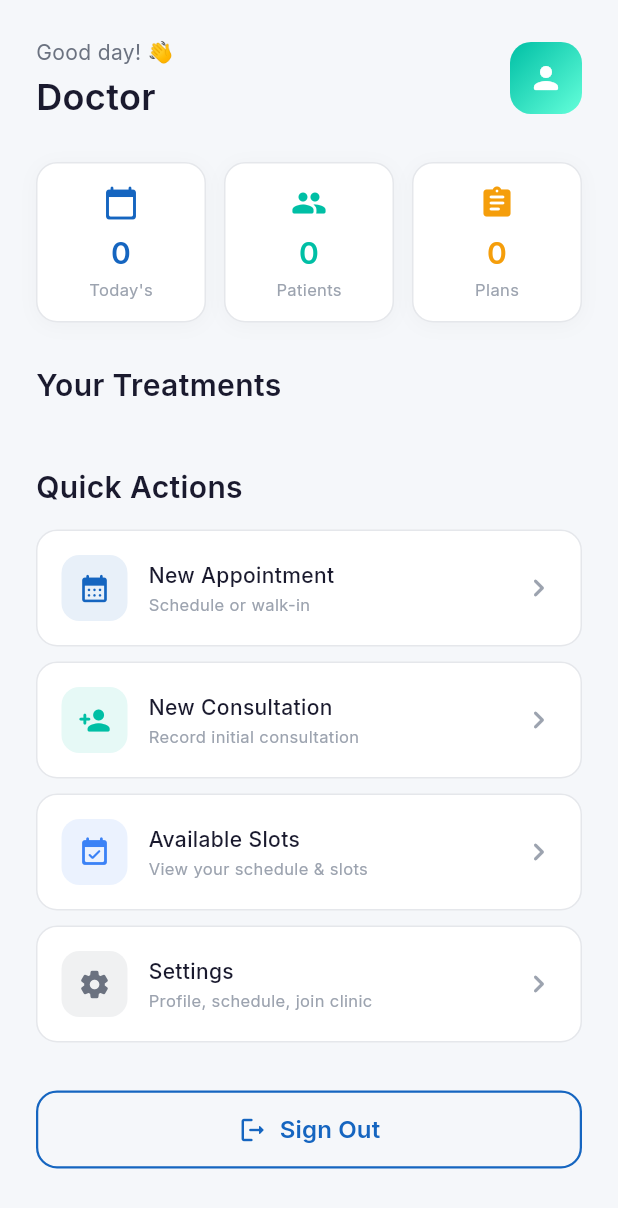
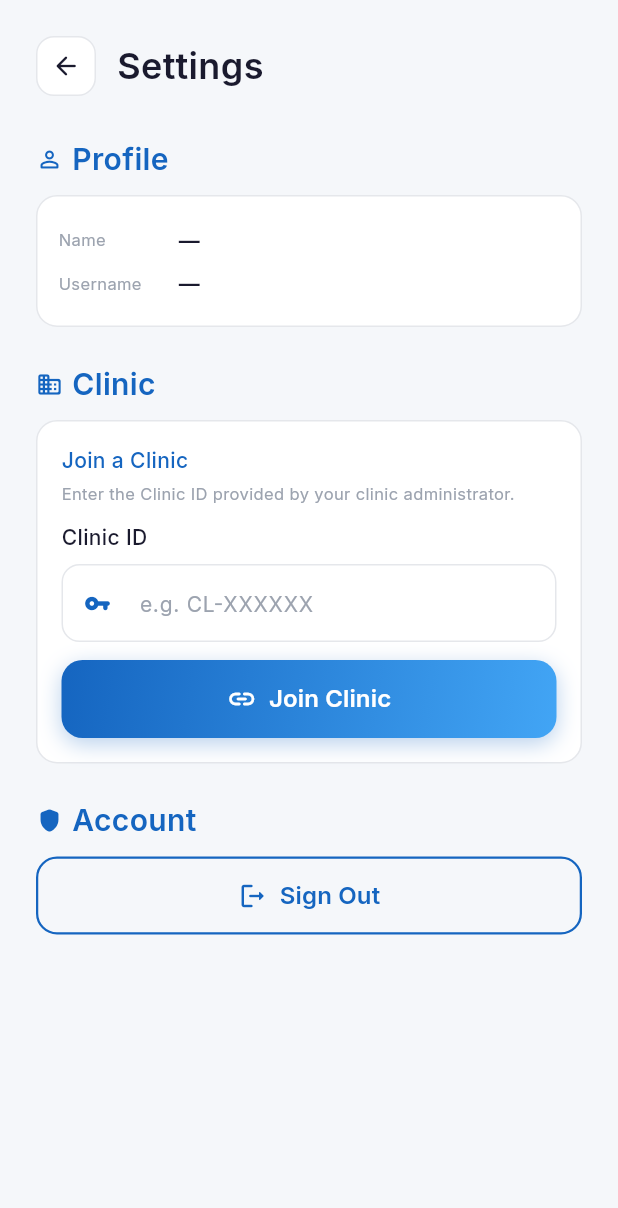
Before and after one commit to Migal-Arunadann/Needil, a Flutter app: the DoctorDashboardScreen screen opened directly, after a tap on "Settings", on a phone screen of 412 x 824 dp. Shown: the top 1208 px of the screen. Run offline on Flutter 3.47's test engine with Material 3 defaults, Android fonts, the phone set to English and light mode, and no system bars; our stand-ins replace flutter_riverpod, flutter_secure_storage, google_fonts, image_picker, pocketbase; accounts and stored records are empty.

Commit message:
Phase 5: Data Sharing & Settings - Settings screen with profile info, join/leave clinic flow - Join clinic by entering Clinic ID code, leave with confirm dialog - Data sharing toggles (past/future patients) with save to PocketBase - Settings route added, doctor dashboard wired - Sign out from settings

```diff
--- a/lib/core/router/app_router.dart
+++ b/lib/core/router/app_router.dart
@@ -17,6 +17,7 @@ import '../../features/treatments/screens/record_session_screen.dart';
 import '../../features/treatments/models/treatment_plan_model.dart';
 import '../../features/treatments/models/session_model.dart';
 import '../../features/scheduling/screens/available_slots_screen.dart';
+import '../../features/settings/screens/settings_screen.dart';
 
 /// Named route generator for the app.
 Route<dynamic>? generateRoute(RouteSettings settings) {
@@ -87,6 +88,9 @@ Route<dynamic>? generateRoute(RouteSettings settings) {
     case '/available-slots':
       return _slide(const AvailableSlotsScreen(), settings);
 
+    case '/settings':
+      return _slide(const SettingsScreen(), settings);
+
     default:
       return _fade(const LoginScreen(), settings);
   }
--- a/lib/features/dashboard/screens/doctor_dashboard_screen.dart
+++ b/lib/features/dashboard/screens/doctor_dashboard_screen.dart
@@ -150,7 +150,7 @@ class DoctorDashboardScreen extends ConsumerWidget {
                 title: 'Settings',
                 subtitle: 'Profile, schedule, join clinic',
                 color: AppColors.textSecondary,
-                onTap: () {},
+                onTap: () => Navigator.pushNamed(context, '/settings'),
               ),
               const SizedBox(height: 32),
 
--- /dev/null
+++ b/lib/features/settings/screens/settings_screen.dart
@@ -0,0 +1,476 @@
+import 'package:flutter/material.dart';
+import 'package:flutter/services.dart';
+import 'package:flutter_riverpod/flutter_riverpod.dart';
+import '../../../core/constants/app_colors.dart';
+import '../../../core/constants/app_text_styles.dart';
+import '../../../core/widgets/app_button.dart';
+import '../../../core/widgets/app_text_field.dart';
+import '../../../core/providers/pocketbase_provider.dart';
+import '../../../core/constants/pb_collections.dart';
+import '../../auth/providers/auth_provider.dart';
+
+class SettingsScreen extends ConsumerStatefulWidget {
+  const SettingsScreen({super.key});
+
+  @override
+  ConsumerState<SettingsScreen> createState() => _SettingsScreenState();
+}
+
+class _SettingsScreenState extends ConsumerState<SettingsScreen> {
+  bool _isJoining = false;
+  bool _isSaving = false;
+  final _clinicIdCtrl = TextEditingController();
+
+  // Data sharing preferences
+  late bool _sharePast;
+  late bool _shareFuture;
+
+  @override
+  void initState() {
+    super.initState();
+    final doctor = ref.read(authProvider).doctor;
+    _sharePast = doctor?.sharePastPatients ?? false;
+    _shareFuture = doctor?.shareFuturePatients ?? false;
+  }
+
+  @override
+  void dispose() {
+    _clinicIdCtrl.dispose();
+    super.dispose();
+  }
+
+  Future<void> _joinClinic() async {
+    final clinicCode = _clinicIdCtrl.text.trim();
+    if (clinicCode.isEmpty) {
+      _showError('Please enter a Clinic ID');
+      return;
+    }
+
+    setState(() => _isJoining = true);
+
+    try {
+      final pb = ref.read(pocketbaseProvider);
+      final auth = ref.read(authProvider);
+
+      // Find clinic by clinic_id code
+      final clinics = await pb.collection(PBCollections.clinics).getList(
+        filter: 'clinic_id = "$clinicCode"',
+      );
+
+      if (clinics.items.isEmpty) {
+        _showError('No clinic found with ID: $clinicCode');
+        setState(() => _isJoining = false);
+        return;
+      }
+
+      final clinicRecord = clinics.items.first;
+
+      // Update doctor record to link to clinic
+      await pb.collection(PBCollections.doctors).update(
+        auth.userId!,
+        body: {'clinic': clinicRecord.id},
+      );
+
+      if (mounted) {
+        ScaffoldMessenger.of(context).showSnackBar(
+          SnackBar(
+            content: Text('Joined ${clinicRecord.getStringValue('name')}!'),
+            backgroundColor: AppColors.success,
+            behavior: SnackBarBehavior.floating,
+            shape: RoundedRectangleBorder(
+                borderRadius: BorderRadius.circular(10)),
+          ),
+        );
+        _clinicIdCtrl.clear();
+
+        // Refresh auth state
+        ref.read(authProvider.notifier).restoreSession();
+      }
+    } catch (e) {
+      _showError('Failed to join clinic: $e');
+    } finally {
+      if (mounted) setState(() => _isJoining = false);
+    }
+  }
+
+  Future<void> _leaveClinic() async {
+    final confirm = await showDialog<bool>(
+      context: context,
+      builder: (ctx) => AlertDialog(
+        shape: RoundedRectangleBorder(borderRadius: BorderRadius.circular(16)),
+        title: const Text('Leave Clinic?'),
+        content: const Text(
+            'You will no longer be associated with this clinic. Your patient data sharing settings will be preserved.'),
+        actions: [
+          TextButton(
+              onPressed: () => Navigator.pop(ctx, false),
+              child: const Text('Cancel')),
+          TextButton(
+            onPressed: () => Navigator.pop(ctx, true),
+            child: const Text('Leave',
+                style: TextStyle(color: AppColors.error)),
+          ),
+        ],
+      ),
+    );
+
+    if (confirm == true) {
+      try {
+        final pb = ref.read(pocketbaseProvider);
+        final auth = ref.read(authProvider);
+
+        await pb.collection(PBCollections.doctors).update(
+          auth.userId!,
+          body: {'clinic': ''},
+        );
+
+        if (mounted) {
+          ScaffoldMessenger.of(context).showSnackBar(
+            SnackBar(
+              content: const Text('Left clinic'),
+              backgroundColor: AppColors.warning,
+              behavior: SnackBarBehavior.floating,
+              shape: RoundedRectangleBorder(
+                  borderRadius: BorderRadius.circular(10)),
+            ),
+          );
+          ref.read(authProvider.notifier).restoreSession();
+        }
+      } catch (e) {
+        _showError('Failed: $e');
+      }
+    }
+  }
+
+  Future<void> _saveSharingPrefs() async {
+    setState(() => _isSaving = true);
+    try {
+      final pb = ref.read(pocketbaseProvider);
+      final auth = ref.read(authProvider);
+
+      await pb.collection(PBCollections.doctors).update(
+        auth.userId!,
+        body: {
+          'share_past_patients': _sharePast,
+          'share_future_patients': _shareFuture,
+        },
+      );
+
+      if (mounted) {
+        ScaffoldMessenger.of(context).showSnackBar(
+          SnackBar(
+            content: const Text('Sharing preferences saved'),
+            backgroundColor: AppColors.success,
+            behavior: SnackBarBehavior.floating,
+            shape: RoundedRectangleBorder(
+                borderRadius: BorderRadius.circular(10)),
+          ),
+        );
+        ref.read(authProvider.notifier).restoreSession();
+      }
+    } catch (e) {
+      _showError('Failed: $e');
+    } finally {
+      if (mounted) setState(() => _isSaving = false);
+    }
+  }
+
+  void _showError(String msg) {
+    if (mounted) {
+      ScaffoldMessenger.of(context).showSnackBar(
+        SnackBar(
+            content: Text(msg),
+            backgroundColor: AppColors.error,
+            behavior: SnackBarBehavior.floating,
+            shape: RoundedRectangleBorder(
+                borderRadius: BorderRadius.circular(10))),
+      );
+    }
+  }
+
+  @override
+  Widget build(BuildContext context) {
+    final auth = ref.watch(authProvider);
+    final doctor = auth.doctor;
+    final isInClinic =
+        doctor?.clinicId != null && doctor!.clinicId!.isNotEmpty;
+
+    return Scaffold(
+      backgroundColor: AppColors.background,
+      body: SafeArea(
+        child: SingleChildScrollView(
+          padding: const EdgeInsets.all(24),
+          child: Column(
+            crossAxisAlignment: CrossAxisAlignment.start,
+            children: [
+              // Header
+              Row(
+                children: [
+                  GestureDetector(
+                    onTap: () => Navigator.pop(context),
+                    child: Container(
+                      width: 40,
+                      height: 40,
+                      decoration: BoxDecoration(
+                        color: AppColors.surface,
+                        borderRadius: BorderRadius.circular(12),
+                        border: Border.all(color: AppColors.border),
+                      ),
+                      child: const Icon(Icons.arrow_back_rounded,
+                          size: 20, color: AppColors.textPrimary),
+                    ),
+                  ),
+                  const SizedBox(width: 14),
+                  Text('Settings', style: AppTextStyles.h2),
+                ],
+              ),
+              const SizedBox(height: 28),
+
+              // Profile Section
+              _sectionHeader('Profile', Icons.person_outline_rounded),
+              const SizedBox(height: 10),
+              _infoCard([
+                _infoRow('Name', doctor?.name ?? '—'),
+                _infoRow('Username', doctor?.username ?? '—'),
+                if (doctor?.email != null && doctor!.email!.isNotEmpty)
+                  _infoRow('Email', doctor.email!),
+              ]),
+              const SizedBox(height: 24),
+
+              // Clinic Association
+              _sectionHeader('Clinic', Icons.business_rounded),
+              const SizedBox(height: 10),
+              if (isInClinic) ...[
+                Container(
+                  padding: const EdgeInsets.all(14),
+                  decoration: BoxDecoration(
+                    color: AppColors.success.withValues(alpha: 0.06),
+                    borderRadius: BorderRadius.circular(14),
+                    border: Border.all(
+                        color: AppColors.success.withValues(alpha: 0.2)),
+                  ),
+                  child: Row(
+                    children: [
+                      Container(
+                        width: 40,
+                        height: 40,
+                        decoration: BoxDecoration(
+                          color: AppColors.success.withValues(alpha: 0.12),
+                          borderRadius: BorderRadius.circular(10),
+                        ),
+                        child: const Icon(Icons.check_circle_rounded,
+                            color: AppColors.success, size: 22),
+                      ),
+                      const SizedBox(width: 12),
+                      Expanded(
+                        child: Column(
+                          crossAxisAlignment: CrossAxisAlignment.start,
+                          children: [
+                            Text('Part of a clinic',
+                                style: AppTextStyles.label.copyWith(
+                                    color: AppColors.success)),
+                            Text('Clinic ID: ${doctor.clinicId}',
+                                style: AppTextStyles.caption),
+                          ],
+                        ),
+                      ),
+                      GestureDetector(
+                        onTap: _leaveClinic,
+                        child: Container(
+                          padding: const EdgeInsets.symmetric(
+                              horizontal: 10, vertical: 6),
+                          decoration: BoxDecoration(
+                            color: AppColors.error.withValues(alpha: 0.1),
+                            borderRadius: BorderRadius.circular(8),
+                          ),
+                          child: Text('Leave',
+                              style: AppTextStyles.caption
+                                  .copyWith(color: AppColors.error)),
+                        ),
+                      ),
+                    ],
+                  ),
+                ),
+              ] else ...[
+                Container(
+                  padding: const EdgeInsets.all(16),
+                  decoration: BoxDecoration(
+                    color: AppColors.surface,
+                    borderRadius: BorderRadius.circular(14),
+                    border: Border.all(color: AppColors.border),
+                  ),
+                  child: Column(
+                    crossAxisAlignment: CrossAxisAlignment.start,
+                    children: [
+                      Text('Join a Clinic',
+                          style: AppTextStyles.label
+                              .copyWith(color: AppColors.primary)),
+                      const SizedBox(height: 4),
+                      Text(
+                          'Enter the Clinic ID provided by your clinic administrator.',
+                          style: AppTextStyles.caption),
+                      const SizedBox(height: 12),
+                      AppTextField(
+                        controller: _clinicIdCtrl,
+                        label: 'Clinic ID',
+                        hint: 'e.g. CL-XXXXXX',
+                        prefixIcon: const Icon(Icons.vpn_key_rounded,
+                            color: AppColors.primary, size: 18),
+                      ),
+                      const SizedBox(height: 12),
+                      AppButton(
+                        label: 'Join Clinic',
+                        isLoading: _isJoining,
+                        icon: Icons.link_rounded,
+                        onPressed: _joinClinic,
+                      ),
+                    ],
+                  ),
+                ),
+              ],
+              const SizedBox(height: 24),
+
+              // Data Sharing Section
+              if (isInClinic) ...[
+                _sectionHeader(
+                    'Data Sharing', Icons.share_rounded),
+                const SizedBox(height: 6),
+                Text(
+                  'Control what patient data the clinic can access.',
+                  style: AppTextStyles.caption,
+                ),
+                const SizedBox(height: 10),
+                Container(
+                  padding: const EdgeInsets.all(4),
+                  decoration: BoxDecoration(
+                    color: AppColors.surface,
+                    borderRadius: BorderRadius.circular(14),
+                    border: Border.all(color: AppColors.border),
+                  ),
+                  child: Column(
+                    children: [
+                      _sharingToggle(
+                        title: 'Share Past Patients',
+                        subtitle:
+                            'Allow clinic to view patients you treated before joining',
+                        value: _sharePast,
+                        icon: Icons.history_rounded,
+                        onChanged: (v) => setState(() => _sharePast = v),
+                      ),
+                      Divider(height: 1, color: AppColors.border),
+                      _sharingToggle(
+                        title: 'Share Future Patients',
+                        subtitle:
+                            'Allow clinic to view patients you treat after joining',
+                        value: _shareFuture,
+                        icon: Icons.upcoming_rounded,
+                        onChanged: (v) => setState(() => _shareFuture = v),
+                      ),
+                    ],
+                  ),
+                ),
+                const SizedBox(height: 14),
+                AppButton(
+                  label: 'Save Sharing Preferences',
+                  isLoading: _isSaving,
+                  icon: Icons.save_rounded,
+                  onPressed: _saveSharingPrefs,
+                ),
+                const SizedBox(height: 24),
+              ],
+
+              // Danger zone
+              _sectionHeader('Account', Icons.shield_rounded),
+              const SizedBox(height: 10),
+              AppButton(
+                label: 'Sign Out',
+                isOutlined: true,
+                icon: Icons.logout_rounded,
+                onPressed: () {
+                  ref.read(authProvider.notifier).logout();
+                  Navigator.pushNamedAndRemoveUntil(
+                      context, '/login', (route) => false);
+                },
+              ),
+            ],
+          ),
+        ),
+      ),
+    );
+  }
+
+  Widget _sectionHeader(String title, IconData icon) {
+    return Row(
+      children: [
+        Icon(icon, size: 18, color: AppColors.primary),
+        const SizedBox(width: 6),
+        Text(title,
+            style: AppTextStyles.h3.copyWith(color: AppColors.primary)),
+      ],
+    );
+  }
+
+  Widget _infoCard(List<Widget> children) {
+    return Container(
+      padding: const EdgeInsets.all(14),
+      decoration: BoxDecoration(
+        color: AppColors.surface,
+        borderRadius: BorderRadius.circular(14),
+        border: Border.all(color: AppColors.border),
+      ),
+      child: Column(children: children),
+    );
+  }
+
+  Widget _infoRow(String label, String value) {
+    return Padding(
+      padding: const EdgeInsets.symmetric(vertical: 4),
+      child: Row(
+        children: [
+          SizedBox(
+            width: 80,
+            child: Text(label, style: AppTextStyles.caption),
+          ),
+          Expanded(
+            child: Text(value,
+                style: AppTextStyles.bodyMedium
+                    .copyWith(fontWeight: FontWeight.w600)),
+          ),
+        ],
+      ),
+    );
+  }
+
+  Widget _sharingToggle({
+    required String title,
+    required String subtitle,
+    required bool value,
+    required IconData icon,
+    required ValueChanged<bool> onChanged,
+  }) {
+    return Padding(
+      padding: const EdgeInsets.symmetric(horizontal: 12, vertical: 8),
+      child: Row(
+        children: [
+          Icon(icon, size: 20, color: AppColors.textSecondary),
+          const SizedBox(width: 10),
+          Expanded(
+            child: Column(
+              crossAxisAlignment: CrossAxisAlignment.start,
+              children: [
+                Text(title, style: AppTextStyles.label.copyWith(fontSize: 13)),
+                Text(subtitle,
+                    style: AppTextStyles.caption.copyWith(fontSize: 11)),
+              ],
+            ),
+          ),
+          Switch(
+            value: value,
+            onChanged: onChanged,
+            activeColor: AppColors.primary,
+          ),
+        ],
+      ),
+    );
+  }
+}
```
